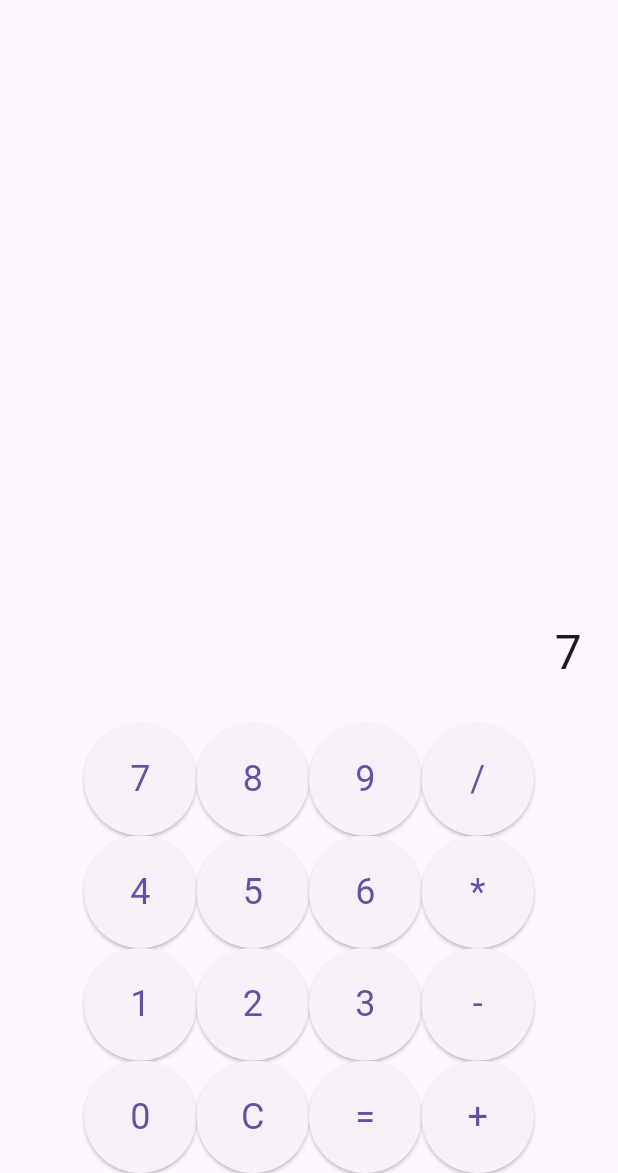
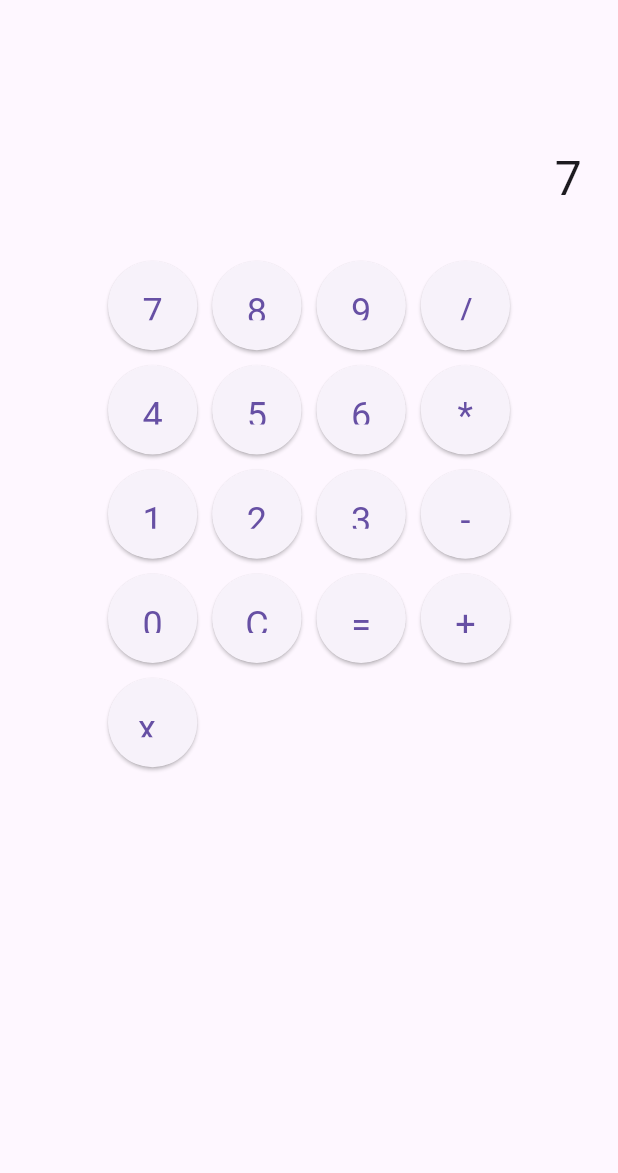
Before and after one commit to J1A2D3/flutter-calculator, a Flutter app: the screen it shows after launch, after a tap on an icon or button, on a phone screen of 412 x 824 dp, the part 63-1236 px from its top. Run offline on Flutter 3.47's test engine with Material 3 defaults, Android fonts, the phone set to English and light mode, and no system bars; missing offline and left inert: expressions.

Commit message:
Added square button to the calculator app

```diff
--- a/lib/main.dart
+++ b/lib/main.dart
@@ -48,6 +48,16 @@ class _CalculatorScreenState extends State<CalculatorScreen> {
           _accumulator = 'Error';
           _expression = '';
         }
+      } else if (value == 'x²') {
+        try {
+          final parsedExpression = Expression.parse(_expression);
+          final evaluator = const ExpressionEvaluator();
+          final result = evaluator.eval(parsedExpression, {});
+          _expression = (result * result).toString();
+        } catch (e) {
+          _accumulator = 'Error';
+          _expression = '';
+        }
       } else {
         _expression += value;
       }
@@ -60,6 +70,7 @@ class _CalculatorScreenState extends State<CalculatorScreen> {
       style: ElevatedButton.styleFrom(
         padding: const EdgeInsets.all(20),
         textStyle: const TextStyle(fontSize: 24),
+        shape: CircleBorder(), // Ensures circular buttons
       ),
       child: Text(label),
     );
@@ -71,37 +82,41 @@ class _CalculatorScreenState extends State<CalculatorScreen> {
       appBar: AppBar(title: const Text('Calculator - Jad Albatal')),
       body: Column(
         children: [
-          Expanded(
-            child: Container(
-              alignment: Alignment.bottomRight,
-              padding: const EdgeInsets.all(24),
+          Container(
+            padding: const EdgeInsets.symmetric(horizontal: 24, vertical: 16),
+            alignment: Alignment.centerRight,
             child: Text(
               _accumulator,
               style: const TextStyle(fontSize: 24, fontWeight: FontWeight.bold),
+              textAlign: TextAlign.right,
             ),
+          ),
+          Container(
+            padding: const EdgeInsets.symmetric(horizontal: 24, vertical: 16),
+            alignment: Alignment.centerRight,
+            child: Text(
+              _expression,
+              style: const TextStyle(fontSize: 32),
+              textAlign: TextAlign.right,
             ),
           ),
           Expanded(
             child: Container(
-              alignment: Alignment.bottomRight,
-              padding: const EdgeInsets.all(24),
-              child: Text(
-                _expression,
-                style: const TextStyle(fontSize: 32),
-              ),
-            ),
-          ),
-          Container(
               width: 300,
               child: GridView.count(
                 shrinkWrap: true,
                 crossAxisCount: 4,
+                mainAxisSpacing: 10,
+                crossAxisSpacing: 10,
+                padding: const EdgeInsets.all(16),
                 children: [
                   _buildButton('7'), _buildButton('8'), _buildButton('9'), _buildButton('/'),
                   _buildButton('4'), _buildButton('5'), _buildButton('6'), _buildButton('*'),
                   _buildButton('1'), _buildButton('2'), _buildButton('3'), _buildButton('-'),
                   _buildButton('0'), _buildButton('C'), _buildButton('='), _buildButton('+'),
+                  _buildButton('x²'), // Added square button
                 ],
+              ),
             ),
           ),
         ],
```
Also changed, not shown: 3 other files. Lines whose indentation alone changed are shown as unchanged.
